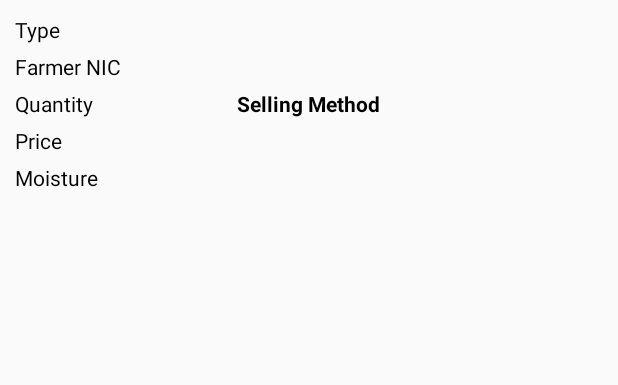
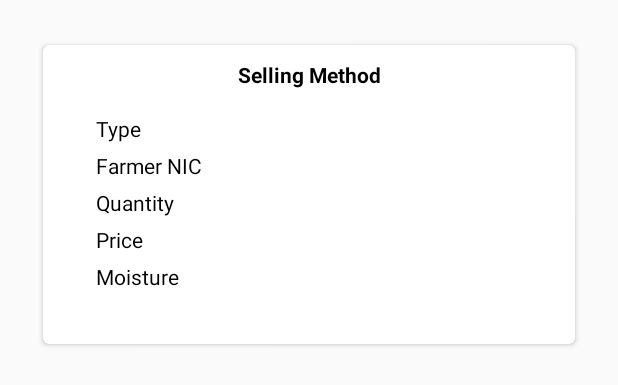
Before and after one commit to pasan9/theGoviya, an Android app: the layout row_item.xml on its own in the app's theme, with its tools: preview values and no code run, on a phone screen of 412 x 824 dp. Shown: the top 385 px of the screen. Run offline under Robolectric (Android 15) with nearby library versions, the phone set to English and light mode, and no system bars.

Commit message:
Customized the list views

```diff
--- a/app/build.gradle
+++ b/app/build.gradle
@@ -26,10 +26,13 @@ dependencies {
     })
     compile project(':jtds-1.2.7')
 
+
+
     compile 'com.android.support:appcompat-v7:25.3.1'
     compile 'com.google.firebase:firebase-auth:10.2.1'
     compile 'com.google.firebase:firebase-database:10.2.1'
     compile 'com.android.support.constraint:constraint-layout:1.0.2'
+    compile 'com.android.support:cardview-v7:25.3.1'
     testCompile 'junit:junit:4.12'
 }
 
--- a/app/src/main/AndroidManifest.xml
+++ b/app/src/main/AndroidManifest.xml
@@ -27,9 +27,10 @@
         <activity android:name=".SellHarvest" />
         <activity android:name=".BuyerHome" />
         <activity android:name=".DisplayProducts" />
-        <activity android:name=".BuyProduct"/>
+        <activity android:name=".BuyProduct" />
         <activity android:name=".BluetoothDevices" />
-        <activity android:name=".Moisture"></activity>
+        <activity android:name=".Moisture" />
+        <activity android:name=".ProductDetails"></activity>
     </application>
 
 </manifest>
--- a/app/src/main/java/com/example/saucecode/thegoviya/Moisture.java
+++ b/app/src/main/java/com/example/saucecode/thegoviya/Moisture.java
@@ -8,7 +8,7 @@ public class Moisture extends AppCompatActivity {
     @Override
     protected void onCreate(Bundle savedInstanceState) {
         super.onCreate(savedInstanceState);
-        setContentView(R.layout.activity_moisture);
+        setContentView(R.layout.moisture_layout);
 
 
     }
--- a/app/src/main/res/layout/row_item.xml
+++ b/app/src/main/res/layout/row_item.xml
@@ -1,14 +1,51 @@
-<RelativeLayout xmlns:android="http://schemas.android.com/apk/res/android"
+<android.support.v7.widget.CardView xmlns:card_view="http://schemas.android.com/apk/res-auto"
+    xmlns:android="http://schemas.android.com/apk/res/android"
+    android:layout_height="wrap_content"
+    android:layout_width="match_parent"
+    xmlns:app="http://schemas.android.com/apk/res-auto"
+    card_view:cardCornerRadius="4dp"
+    android:layout_margin="25dp"
+    app:cardUseCompatPadding="true"
+    android:elevation="4dp">
+
+
+
+    <TextView
+        android:id="@+id/sellingmethod"
+        android:layout_width="match_parent"
+        android:layout_height="wrap_content"
+        android:text="Selling Method"
+        android:textColor="@android:color/black"
+        android:textStyle="bold"
+        android:paddingTop="10dp"
+        android:paddingBottom="10dp"
+
+        android:gravity="center"
+
+
+        />
+
+
+<RelativeLayout
     android:layout_width="match_parent"
     android:layout_height="wrap_content"
     android:orientation="vertical"
-    android:padding="10dp">
+    android:padding="35dp"
+    android:layout_marginTop="5dp"
+    >
+
+
+
+
+
+
+
 
     <TextView
         android:id="@+id/type"
         android:layout_width="wrap_content"
         android:layout_height="wrap_content"
-        android:layout_alignParentTop="true"
+        android:layout_marginTop="5dp"
         android:text="Type"
         android:textAppearance="?android:attr/textAppearanceSmall"
         android:textColor="@android:color/black" />
@@ -51,20 +88,9 @@
         android:textColor="@android:color/black" />
 
 
-    <LinearLayout
-        android:layout_width="wrap_content"
-        android:layout_height="wrap_content"
-        android:layout_centerInParent="true">
 
-        <TextView
-            android:id="@+id/sellingmethod"
-            android:layout_width="wrap_content"
-            android:layout_height="wrap_content"
-            android:text="Selling Method"
-            android:textColor="@android:color/black"
-            android:textStyle="bold" />
-
-    </LinearLayout>
 
 
 </RelativeLayout>
+
+    </android.support.v7.widget.CardView>
```
Also changed, not shown: app/src/main/java/com/example/saucecode/thegoviya/CustomAdapter.java (+5 -5 lines), app/src/main/java/com/example/saucecode/thegoviya/DisplayProducts.java (+7 -5 lines), app/src/main/java/com/example/saucecode/thegoviya/ProductDetails.java (added, +50 -0 lines), app/src/main/java/com/example/saucecode/thegoviya/SellHarvest.java (+10 -2 lines), app/src/main/res/drawable/greenback.xml (added, +9 -0 lines), app/src/main/res/layout/activity_display_products.xml (+20 -3 lines), app/src/main/res/layout/activity_product_details.xml (added, +131 -0 lines).
